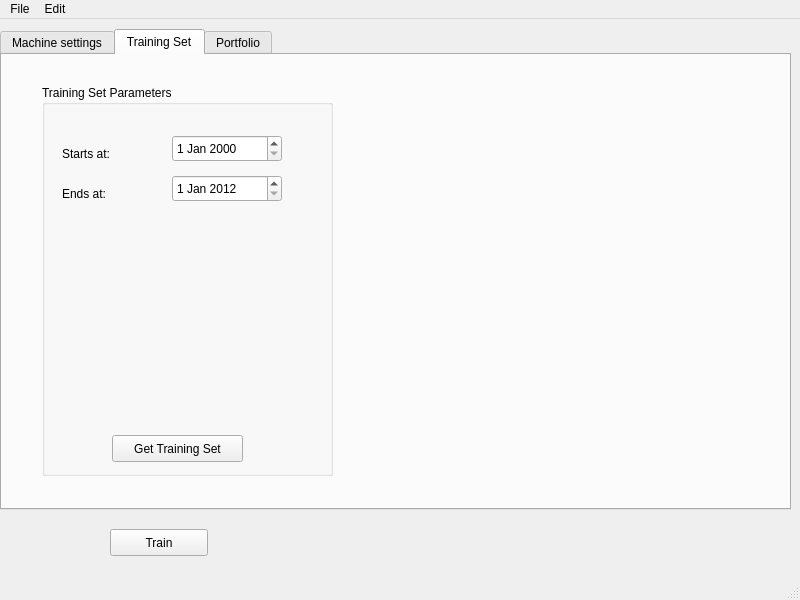
First picture: the form in MachineBenchMark/UI/Prueba1.ui, repository aydevosotros/MachineBenchMark, before the edit.
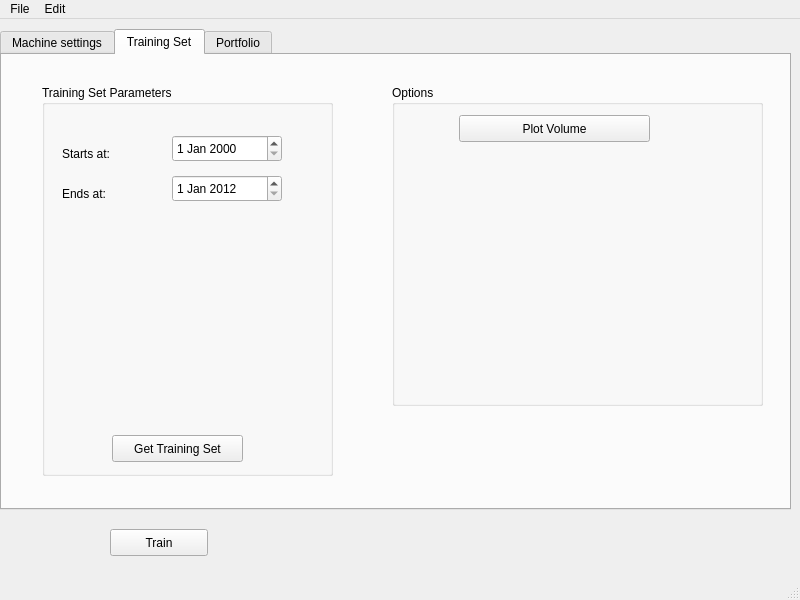
Second picture: the form after the edit. Custom widgets are drawn as their Qt base class.

```diff
--- a/MachineBenchMark/UI/Prueba1.ui
+++ b/MachineBenchMark/UI/Prueba1.ui
@@ -242,6 +242,32 @@
        </property>
       </widget>
      </widget>
+     <widget class="QGroupBox" name="groupBox_3">
+      <property name="geometry">
+       <rect>
+        <x>390</x>
+        <y>30</y>
+        <width>371</width>
+        <height>321</height>
+       </rect>
+      </property>
+      <property name="title">
+       <string>Options</string>
+      </property>
+      <widget class="QPushButton" name="PlotVolumeButton">
+       <property name="geometry">
+        <rect>
+         <x>67</x>
+         <y>30</y>
+         <width>191</width>
+         <height>27</height>
+        </rect>
+       </property>
+       <property name="text">
+        <string>Plot Volume</string>
+       </property>
+      </widget>
+     </widget>
     </widget>
     <widget class="QWidget" name="tab_3">
      <attribute name="title">
```
